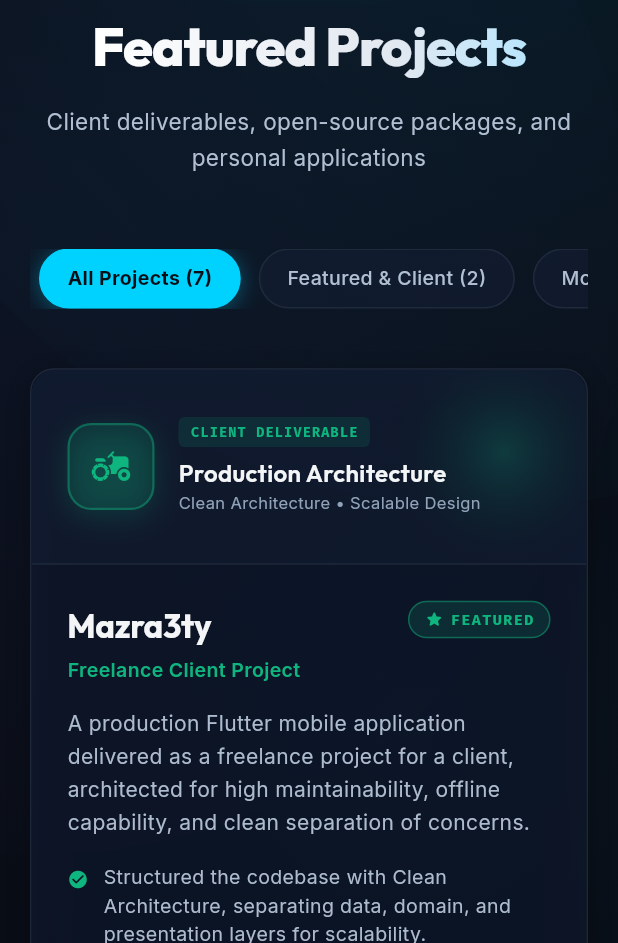
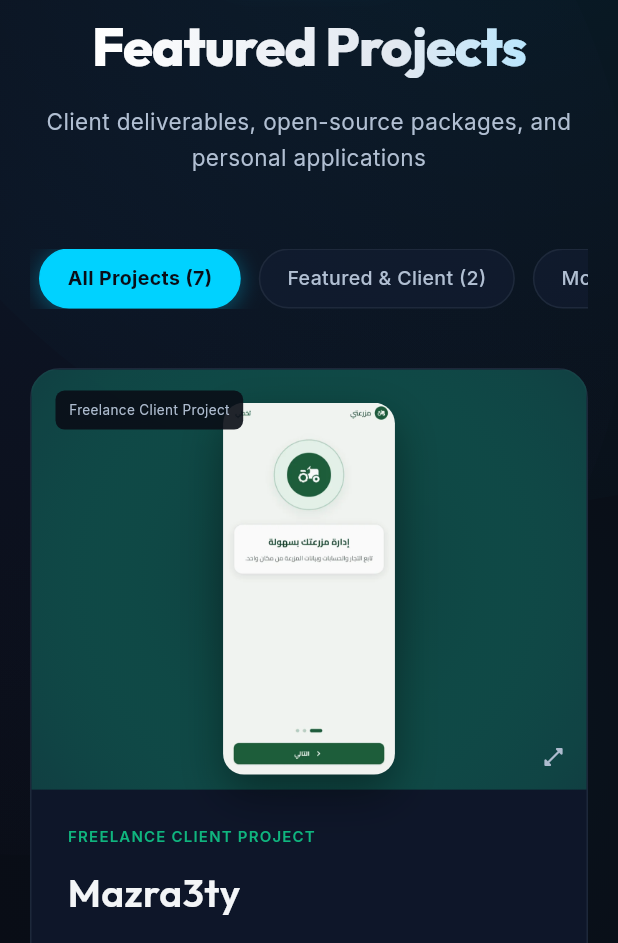
Before and after one commit to AhmedWalied26/My_Portfolio, a Flutter app: the screen it shows after launch, after a tap on "View Projects", on a phone screen of 412 x 824 dp, the part 293-1236 px from its top. Run offline on Flutter 3.47's test engine with Material 3 defaults, Android fonts, the phone set to English and light mode, and no system bars; our stand-ins replace google_fonts; missing offline and left inert: dart:html.

Commit message:
Improve project_card.dart

```diff
--- a/lib/presentation/sections/projects/project_card.dart
+++ b/lib/presentation/sections/projects/project_card.dart
@@ -1,306 +1,267 @@
 import 'package:flutter/material.dart';
 import 'package:google_fonts/google_fonts.dart';
+
 import '../../../core/constants/app_colors.dart';
 import '../../../core/utils/url_launcher_helper.dart';
 import '../../../data/models/portfolio_models.dart';
-import '../../widgets/glass_card.dart';
-import '../../widgets/modern_button.dart';
 
-class ProjectCard extends StatelessWidget {
+class ProjectCard extends StatefulWidget {
   final ProjectModel project;
+  const ProjectCard({super.key, required this.project});
+  @override
+  State<ProjectCard> createState() => _ProjectCardState();
+}
 
-  const ProjectCard({super.key, required this.project});
-
-  @override
-  Widget build(BuildContext context) {
-    return GlassCard(
-      hoverBorderColor: project.accentColor.withOpacity(0.65),
-      padding: EdgeInsets.zero,
-      child: Column(
-        crossAxisAlignment: CrossAxisAlignment.start,
-        mainAxisSize: MainAxisSize.min,
-        children: [
-          _buildVisualPreview(),
-          Padding(
-            padding: const EdgeInsets.all(24),
-            child: Column(
-              crossAxisAlignment: CrossAxisAlignment.start,
-              mainAxisSize: MainAxisSize.min,
-              children: [
-                Row(
-                  crossAxisAlignment: CrossAxisAlignment.start,
-                  children: [
-                    Expanded(
-                      child: Column(
-                        crossAxisAlignment: CrossAxisAlignment.start,
-                        children: [
-                          Text(
-                            project.title,
-                            style: GoogleFonts.outfit(
-                              fontSize: 22,
-                              fontWeight: FontWeight.w700,
-                              color: AppColors.textPrimary,
-                              letterSpacing: -0.2,
-                            ),
-                          ),
-                          const SizedBox(height: 4),
-                          Text(
-                            project.subtitle,
-                            style: GoogleFonts.inter(
-                              fontSize: 13,
-                              fontWeight: FontWeight.w600,
-                              color: project.accentColor,
-                            ),
-                          ),
-                        ],
-                      ),
-                    ),
-                    if (project.isFeatured)
-                      Container(
-                        padding: const EdgeInsets.symmetric(
-                          horizontal: 10,
-                          vertical: 4,
-                        ),
-                        decoration: BoxDecoration(
-                          color: project.accentColor.withOpacity(0.14),
-                          borderRadius: BorderRadius.circular(20),
-                          border: Border.all(
-                            color: project.accentColor.withOpacity(0.45),
-                            width: 1,
-                          ),
-                        ),
-                        child: Row(
-                          mainAxisSize: MainAxisSize.min,
-                          children: [
-                            Icon(
-                              Icons.star_rounded,
-                              size: 13,
-                              color: project.accentColor,
-                            ),
-                            const SizedBox(width: 4),
-                            Text(
-                              'FEATURED',
-                              style: GoogleFonts.firaCode(
-                                fontSize: 10,
-                                fontWeight: FontWeight.w700,
-                                letterSpacing: 1.0,
-                                color: project.accentColor,
-                              ),
-                            ),
-                          ],
-                        ),
-                      ),
-                  ],
+class _ProjectCardState extends State<ProjectCard> {
+  bool hover = false;
+  static const media = {
+    'Mazra3ty': '3-mazra3ty',
+    'smart_empty_state': '4-package',
+    'E-Commerce App': '5-ecommerce',
+    'Movie App': '6-movies',
+    'Evently': '7-evently',
+    'News App': '8-news',
+    'Islami App': '9-islami',
+  };
+  void openImage() {
+    showDialog(
+      context: context,
+      builder: (context) => Dialog(
+        backgroundColor: AppColors.surface,
+        child: Stack(
+          children: [
+            Padding(
+              padding: const EdgeInsets.all(24),
+              child: InteractiveViewer(
+                child: Image.asset(
+                  'images/${media[widget.project.title]}.webp',
+                  fit: BoxFit.contain,
+                  semanticLabel: '${widget.project.title} app screen',
                 ),
-                const SizedBox(height: 14),
-                Text(
-                  project.description,
-                  style: GoogleFonts.inter(
-                    fontSize: 14,
-                    color: AppColors.textSecondary,
-                    height: 1.6,
-                  ),
-                ),
-                if (project.highlights.isNotEmpty) ...[
-                  const SizedBox(height: 16),
-                  ...project.highlights.map(
-                    (hl) => Padding(
-                      padding: const EdgeInsets.only(bottom: 8),
-                      child: Row(
-                        crossAxisAlignment: CrossAxisAlignment.start,
-                        children: [
-                          Padding(
-                            padding: const EdgeInsets.only(top: 4),
-                            child: Icon(
-                              Icons.check_circle_rounded,
-                              size: 14,
-                              color: project.accentColor,
-                            ),
-                          ),
-                          const SizedBox(width: 10),
-                          Expanded(
-                            child: Text(
-                              hl,
-                              style: GoogleFonts.inter(
-                                fontSize: 13,
-                                color: AppColors.textSecondary,
-                                height: 1.45,
-                              ),
-                            ),
-                          ),
-                        ],
-                      ),
-                    ),
-                  ),
-                ],
-                const SizedBox(height: 18),
-                Wrap(
-                  spacing: 6,
-                  runSpacing: 6,
-                  children: project.technologies.map(
-                    (tech) => Container(
-                      padding: const EdgeInsets.symmetric(
-                        horizontal: 10,
-                        vertical: 5,
-                      ),
-                      decoration: BoxDecoration(
-                        color: AppColors.surfaceVariant.withOpacity(0.7),
-                        borderRadius: BorderRadius.circular(6),
-                        border: Border.all(
-                          color: AppColors.border,
-                          width: 1,
-                        ),
-                      ),
-                      child: Text(
-                        tech,
-                        style: GoogleFonts.inter(
-                          fontSize: 11,
-                          fontWeight: FontWeight.w500,
-                          color: AppColors.textSecondary,
-                        ),
-                      ),
-                    ),
-                  ).toList(),
-                ),
-                if (project.externalUrl != null) ...[
-                  const SizedBox(height: 22),
-                  ModernButton(
-                    text: project.urlLabel ?? 'View Details',
-                    icon: Icons.open_in_new_rounded,
-                    height: 40,
-                    variant: ModernButtonVariant.primaryGradient,
-                    onTap: () => UrlHelper.launchURL(project.externalUrl!),
-                  ),
-                ],
-              ],
+              ),
             ),
-          ),
-        ],
+            Positioned(
+              top: 0,
+              right: 0,
+              child: IconButton(
+                tooltip: 'Close image',
+                onPressed: () => Navigator.pop(context),
+                icon: const Icon(Icons.close, color: Colors.white),
+              ),
+            ),
+          ],
+        ),
       ),
     );
   }
 
-  Widget _buildVisualPreview() {
-    return Container(
-      height: 130,
-      width: double.infinity,
-      decoration: BoxDecoration(
-        color: AppColors.surfaceVariant.withOpacity(0.55),
-        borderRadius: const BorderRadius.vertical(top: Radius.circular(16)),
-        border: const Border(
-          bottom: BorderSide(color: AppColors.border, width: 1),
+  @override
+  Widget build(BuildContext context) {
+    final p = widget.project;
+    final reduced = MediaQuery.disableAnimationsOf(context);
+    return MouseRegion(
+      onEnter: (_) => setState(() => hover = true),
+      onExit: (_) => setState(() => hover = false),
+      child: AnimatedContainer(
+        duration: Duration(milliseconds: reduced ? 0 : 180),
+        transform: Matrix4.translationValues(0, hover && !reduced ? -4 : 0, 0),
+        clipBehavior: Clip.antiAlias,
+        decoration: BoxDecoration(
+          color: AppColors.surface,
+          borderRadius: BorderRadius.circular(20),
+          border: Border.all(
+            color: hover
+                ? p.accentColor.withValues(alpha: .6)
+                : AppColors.border,
+          ),
         ),
-      ),
-      child: Stack(
-        clipBehavior: Clip.antiAlias,
-        children: [
-          Positioned(
-            right: -30,
-            top: -30,
-            child: Container(
-              width: 170,
-              height: 170,
-              decoration: BoxDecoration(
-                shape: BoxShape.circle,
-                gradient: RadialGradient(
-                  colors: [
-                    project.accentColor.withOpacity(0.22),
-                    Colors.transparent,
-                  ],
+        child: Column(
+          crossAxisAlignment: CrossAxisAlignment.start,
+          children: [
+            Semantics(
+              button: true,
+              label: 'Enlarge ${p.title} screenshot',
+              child: InkWell(
+                onTap: openImage,
+                child: Container(
+                  height: 280,
+                  width: double.infinity,
+                  decoration: BoxDecoration(
+                    gradient: RadialGradient(
+                      colors: [
+                        p.accentColor.withValues(alpha: .2),
+                        AppColors.surfaceVariant,
+                      ],
+                      radius: 1.2,
+                    ),
+                  ),
+                  child: Stack(
+                    children: [
+                      Center(
+                        child: Padding(
+                          padding: const EdgeInsets.only(top: 22, bottom: 10),
+                          child: Container(
+                            decoration: BoxDecoration(
+                              borderRadius: BorderRadius.circular(14),
+                              boxShadow: const [
+                                BoxShadow(
+                                  color: Colors.black38,
+                                  blurRadius: 25,
+                                  offset: Offset(0, 12),
+                                ),
+                              ],
+                            ),
+                            clipBehavior: Clip.antiAlias,
+                            child: Image.asset(
+                              'images/${media[p.title]}.webp',
+                              fit: BoxFit.contain,
+                              semanticLabel:
+                                  '${p.title}: actual app screenshot',
+                            ),
+                          ),
+                        ),
+                      ),
+                      Positioned(
+                        left: 16,
+                        top: 14,
+                        child: Container(
+                          padding: const EdgeInsets.symmetric(
+                            horizontal: 9,
+                            vertical: 6,
+                          ),
+                          decoration: BoxDecoration(
+                            color: AppColors.background.withValues(alpha: .9),
+                            borderRadius: BorderRadius.circular(6),
+                          ),
+                          child: Text(
+                            p.isFeatured ? p.subtitle : '${p.title} · Flutter',
+                            style: GoogleFonts.inter(
+                              fontSize: 9,
+                              color: AppColors.textSecondary,
+                            ),
+                          ),
+                        ),
+                      ),
+                      const Positioned(
+                        right: 14,
+                        bottom: 14,
+                        child: Icon(
+                          Icons.open_in_full_rounded,
+                          size: 16,
+                          color: AppColors.textSecondary,
+                        ),
+                      ),
+                    ],
+                  ),
                 ),
               ),
             ),
-          ),
-          Positioned(
-            left: 24,
-            top: 0,
-            bottom: 0,
-            child: Center(
-              child: Container(
-                width: 58,
-                height: 58,
-                decoration: BoxDecoration(
-                  color: project.accentColor.withOpacity(0.12),
-                  borderRadius: BorderRadius.circular(16),
-                  border: Border.all(
-                    color: project.accentColor.withOpacity(0.4),
-                    width: 1.5,
-                  ),
-                  boxShadow: [
-                    BoxShadow(
-                      color: project.accentColor.withOpacity(0.2),
-                      blurRadius: 16,
-                      offset: const Offset(0, 4),
-                    ),
-                  ],
-                ),
-                child: Icon(
-                  project.icon,
-                  size: 28,
-                  color: project.accentColor,
-                ),
-              ),
-            ),
-          ),
-          Positioned(
-            left: 98,
-            right: 24,
-            top: 0,
-            bottom: 0,
-            child: Align(
-              alignment: Alignment.centerLeft,
+            Padding(
+              padding: const EdgeInsets.all(24),
               child: Column(
-                mainAxisSize: MainAxisSize.min,
                 crossAxisAlignment: CrossAxisAlignment.start,
                 children: [
-                  Container(
-                    padding: const EdgeInsets.symmetric(
-                      horizontal: 8,
-                      vertical: 3,
-                    ),
-                    decoration: BoxDecoration(
-                      color: project.accentColor.withOpacity(0.12),
-                      borderRadius: BorderRadius.circular(4),
-                    ),
-                    child: Text(
-                      project.isFeatured
-                          ? (project.externalUrl != null
-                              ? 'OPEN SOURCE PACKAGE'
-                              : 'CLIENT DELIVERABLE')
-                          : 'APPLICATION',
-                      style: GoogleFonts.firaCode(
-                        fontSize: 9,
-                        fontWeight: FontWeight.w700,
-                        letterSpacing: 0.8,
-                        color: project.accentColor,
-                      ),
+                  Text(
+                    p.subtitle.toUpperCase(),
+                    style: GoogleFonts.inter(
+                      fontSize: 10,
+                      fontWeight: FontWeight.w600,
+                      color: p.accentColor,
+                      letterSpacing: .8,
                     ),
                   ),
-                  const SizedBox(height: 5),
+                  const SizedBox(height: 10),
                   Text(
-                    'Production Architecture',
-                    maxLines: 1,
-                    overflow: TextOverflow.ellipsis,
+                    p.title,
                     style: GoogleFonts.outfit(
-                      fontSize: 16,
+                      fontSize: 26,
                       fontWeight: FontWeight.w600,
                       color: AppColors.textPrimary,
                     ),
                   ),
+                  const SizedBox(height: 12),
                   Text(
-                    'Clean Architecture • Scalable Design',
-                    maxLines: 1,
-                    overflow: TextOverflow.ellipsis,
+                    p.description,
                     style: GoogleFonts.inter(
-                      fontSize: 11,
-                      color: AppColors.textMuted,
+                      fontSize: 13,
+                      height: 1.8,
+                      color: AppColors.textSecondary,
                     ),
                   ),
+                  const SizedBox(height: 18),
+                  Wrap(
+                    spacing: 7,
+                    runSpacing: 8,
+                    children: p.technologies
+                        .take(3)
+                        .map(
+                          (t) => Container(
+                            padding: const EdgeInsets.symmetric(
+                              horizontal: 9,
+                              vertical: 6,
+                            ),
+                            decoration: BoxDecoration(
+                              color: AppColors.surfaceVariant,
+                              borderRadius: BorderRadius.circular(6),
+                            ),
+                            child: Text(
+                              t,
+                              style: GoogleFonts.inter(
+                                fontSize: 10,
+                                color: AppColors.textSecondary,
+                              ),
+                            ),
+                          ),
+                        )
+                        .toList(),
+                  ),
+                  const SizedBox(height: 14),
+                  Theme(
+                    data: Theme.of(context)
+                        .copyWith(dividerColor: Colors.transparent),
+                    child: Material(
+                      color: Colors.transparent,
+                      child: ExpansionTile(
+                        tilePadding: EdgeInsets.zero,
+                        childrenPadding: const EdgeInsets.only(bottom: 12),
+                        iconColor: AppColors.textSecondary,
+                        collapsedIconColor: AppColors.textSecondary,
+                        title: Text(
+                          'Engineering details',
+                          style: GoogleFonts.inter(
+                            fontSize: 12,
+                            color: AppColors.textSecondary,
+                          ),
+                        ),
+                        children: p.highlights
+                            .map(
+                              (t) => Padding(
+                                padding: const EdgeInsets.only(bottom: 10),
+                                child: Text(
+                                  '• $t',
+                                  style: GoogleFonts.inter(
+                                    fontSize: 12,
+                                    height: 1.7,
+                                    color: AppColors.textSecondary,
+                                  ),
+                                ),
+                              ),
+                            )
+                            .toList(),
+                      ),
+                    ),
+                  ),
+                  if (p.externalUrl != null)
+                    TextButton.icon(
+                      onPressed: () => UrlHelper.launchURL(p.externalUrl!),
+                      icon: const Icon(Icons.arrow_outward, size: 16),
+                      label: Text(p.urlLabel ?? 'View project'),
+                    ),
                 ],
               ),
             ),
-          ),
-        ],
+          ],
+        ),
       ),
     );
   }
```
